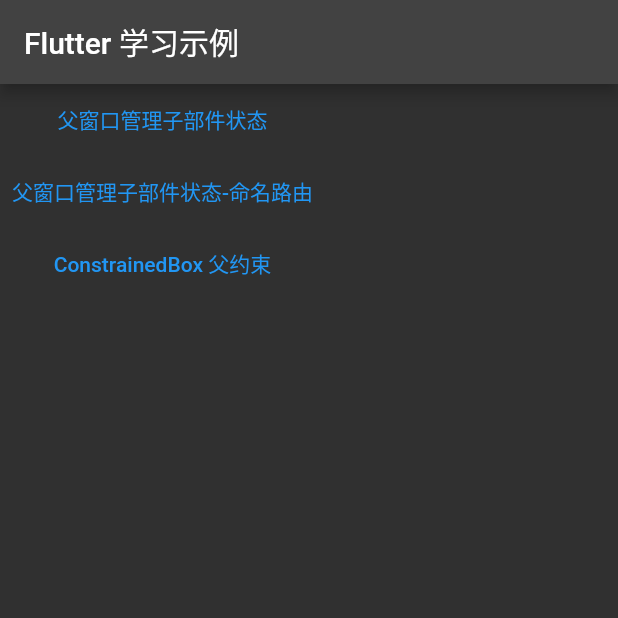
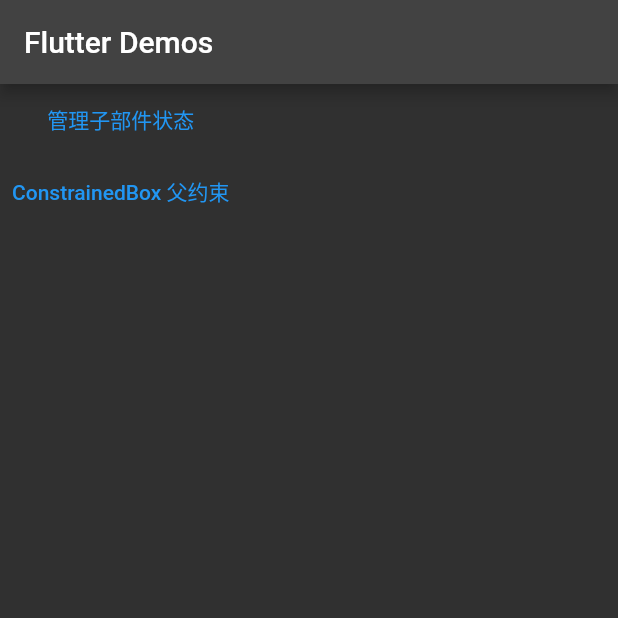
Before and after one commit to loaden/flutter-demo, a Flutter app: the screen it shows after launch, on a phone screen of 412 x 824 dp, the top half of it. Run offline on Flutter 3.47's test engine with Material 2 defaults, Android fonts, the phone set to English and light mode, and no system bars.

Commit message:
增强路由功能

```diff
--- /dev/null
+++ b/lib/home.dart
@@ -0,0 +1,25 @@
+import 'package:flutter/material.dart';
+import 'package:flutterapp/route.dart' as route;
+
+class Home extends StatelessWidget {
+  const Home({super.key});
+
+  @override
+  Widget build(BuildContext context) {
+    return Scaffold(
+      appBar: AppBar(title: const Text('Flutter Demos')),
+      body: Column(
+        children: [
+          TextButton(
+            onPressed: () => route.go(context, route.manageChildState),
+            child: const Text('管理子部件状态'),
+          ),
+          TextButton(
+            onPressed: () => route.go(context, route.constrainedBox),
+            child: const Text('ConstrainedBox 父约束'),
+          ),
+        ],
+      ),
+    );
+  }
+}
--- a/lib/main.dart
+++ b/lib/main.dart
@@ -1,54 +1,19 @@
 import 'package:flutter/material.dart';
-import 'package:flutterapp/layout/constrained_box.dart';
-import 'package:flutterapp/state/parent_manage_child_state.dart';
+import 'package:flutterapp/route.dart' as route;
 
 void main() {
-  runApp(
-    MaterialApp(
-      theme: ThemeData.dark(),
-      home: const Home(),
-      routes: {
-        'parent_manage_child_state': (context) =>
-            const ParentManageChildStateWidget(),
-        'layout_constrained_box': (context) => const ConstrainedBoxLayout(),
-      },
-    ),
-  );
+  runApp(const App());
 }
 
-class Home extends StatelessWidget {
-  const Home({super.key});
+class App extends StatelessWidget {
+  const App({super.key});
 
   @override
   Widget build(BuildContext context) {
-    return Scaffold(
-      appBar: AppBar(title: const Text('Flutter 学习示例')),
-      body: Column(
-        children: [
-          TextButton(
-            onPressed: () {
-              Navigator.of(context).push(
-                MaterialPageRoute(builder: (context) {
-                  return const ParentManageChildStateWidget();
-                }),
-              );
-            },
-            child: const Text('父窗口管理子部件状态'),
-          ),
-          TextButton(
-            onPressed: () {
-              Navigator.of(context).pushNamed('parent_manage_child_state');
-            },
-            child: const Text('父窗口管理子部件状态-命名路由'),
-          ),
-          TextButton(
-            onPressed: () {
-              Navigator.of(context).pushNamed('layout_constrained_box');
-            },
-            child: const Text('ConstrainedBox 父约束'),
-          ),
-        ],
-      ),
+    return MaterialApp(
+      theme: ThemeData.dark(),
+      onGenerateRoute: route.controller,
+      initialRoute: route.home,
     );
   }
 }
--- /dev/null
+++ b/lib/route.dart
@@ -0,0 +1,39 @@
+import 'package:flutter/material.dart';
+
+import 'package:flutterapp/home.dart';
+import 'package:flutterapp/layout/constrained_box.dart';
+import 'package:flutterapp/state/manage_child_state.dart';
+
+// Route names
+const String home = 'home';
+const String constrainedBox = 'constrained_box';
+const String manageChildState = 'manage_child_state';
+
+// Control function
+Route<dynamic> controller(RouteSettings settings) {
+  switch (settings.name) {
+    case home:
+      return MaterialPageRoute(
+        builder: (context) => const Home(),
+      );
+    case constrainedBox:
+      return MaterialPageRoute(
+        builder: (context) => const ConstrainedBoxLayout(),
+      );
+    case manageChildState:
+      return MaterialPageRoute(
+        builder: (context) => const ManageChildStateWidget(),
+      );
+    default:
+      throw ('The route does not exist');
+  }
+}
+
+// Helpers
+Future<dynamic> go(BuildContext context, String page) {
+  return Navigator.of(context).pushNamed(page);
+}
+
+void pop(BuildContext context, {String? info}) {
+  return Navigator.of(context).pop(info);
+}
```
Also changed, not shown: lib/state/manage_child_state.dart (renamed from lib/state/parent_manage_child_state.dart, +5 -7 lines), 1 other file.
